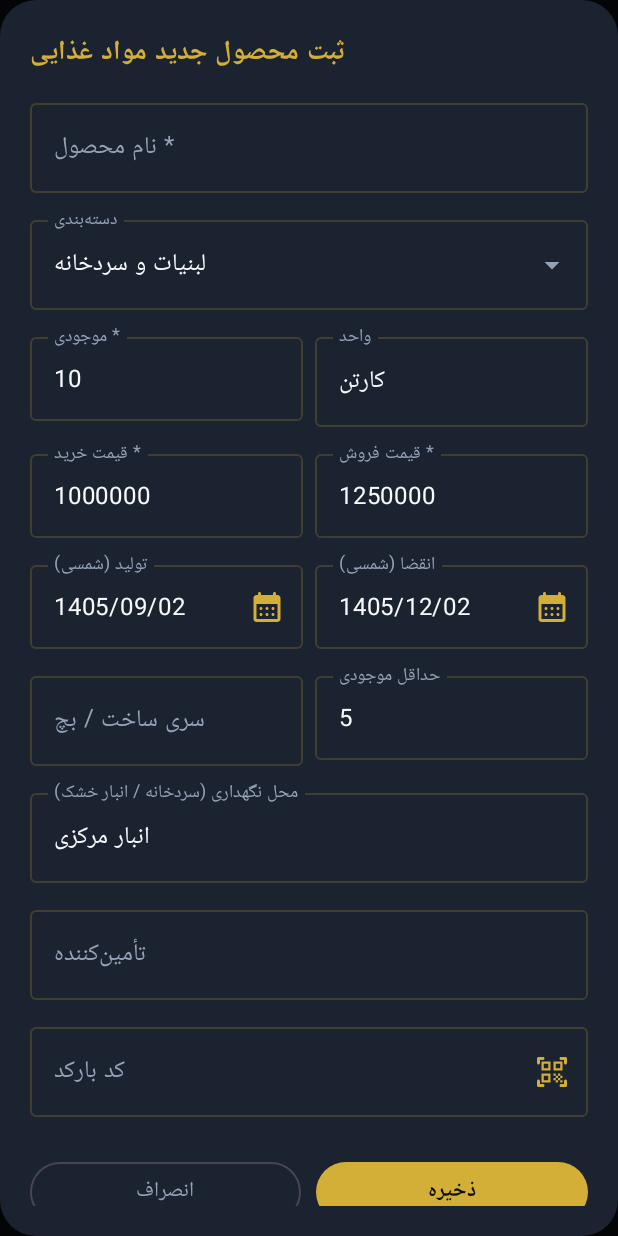
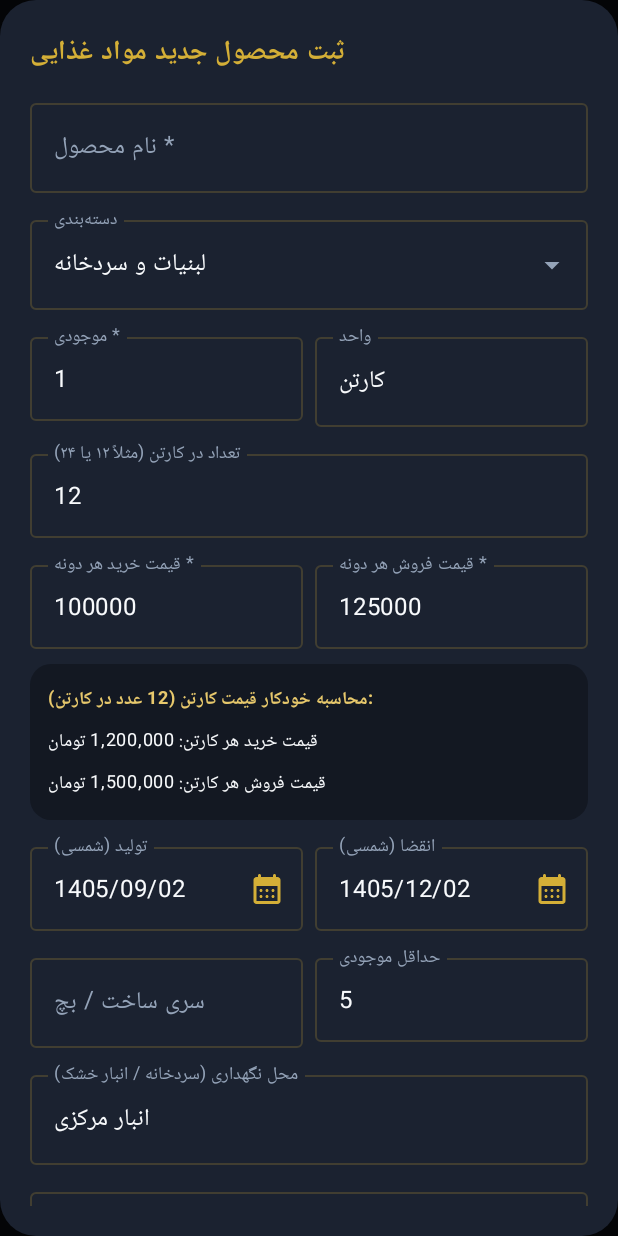
Before and after one commit to kurdistanimahabad/food-warehouse-luxury, an Android app built with Jetpack Compose: the composable AddEditItemDialog called with sample values from the repository, on a phone screen of 412 x 824 dp. Run offline under Robolectric (Android 15) with nearby library versions, the phone set to English and light mode, and no system bars; our stand-ins replace Room's generated code.

Commit message:
Update AddEditItemDialog.kt

```diff
--- a/app/src/main/java/com/luxury/foodwarehouse/ui/components/AddEditItemDialog.kt
+++ b/app/src/main/java/com/luxury/foodwarehouse/ui/components/AddEditItemDialog.kt
@@ -45,8 +45,11 @@ import com.luxury.foodwarehouse.data.CategoryEntity
 import com.luxury.foodwarehouse.data.FoodItemEntity
 import com.luxury.foodwarehouse.model.Formatters
 import com.luxury.foodwarehouse.ui.theme.ChampagneGold
+import com.luxury.foodwarehouse.ui.theme.LuxurySurface
 import com.luxury.foodwarehouse.ui.theme.LuxurySurfaceElevated
 import com.luxury.foodwarehouse.ui.theme.ObsidianBackground
+import com.luxury.foodwarehouse.ui.theme.SoftGold
+import com.luxury.foodwarehouse.ui.theme.TextPrimaryLuxury
 import com.luxury.foodwarehouse.ui.theme.TextSecondaryLuxury
 import java.util.concurrent.TimeUnit
 
@@ -76,10 +79,11 @@ fun AddEditItemDialog(
     }
 
     var unit by remember { mutableStateOf(initialItem?.unit ?: "کارتن") }
-    var quantityText by remember { mutableStateOf(initialItem?.quantity?.toString() ?: "10") }
+    var unitsPerCartonText by remember { mutableStateOf((initialItem?.unitsPerCarton ?: 12).toString()) }
+    var quantityText by remember { mutableStateOf(initialItem?.quantity?.toString() ?: "1") }
     var minStockText by remember { mutableStateOf(initialItem?.minStockAlert?.toString() ?: "5") }
-    var purchasePriceText by remember { mutableStateOf(initialItem?.purchasePrice?.toString() ?: "1000000") }
-    var salePriceText by remember { mutableStateOf(initialItem?.salePrice?.toString() ?: "1250000") }
+    var purchasePriceText by remember { mutableStateOf(initialItem?.purchasePrice?.toString() ?: "100000") }
+    var salePriceText by remember { mutableStateOf(initialItem?.salePrice?.toString() ?: "125000") }
     var storageLocation by remember { mutableStateOf(initialItem?.storageLocation ?: "انبار مرکزی") }
     var supplierName by remember { mutableStateOf(initialItem?.supplierName ?: "") }
 
@@ -94,6 +98,12 @@ fun AddEditItemDialog(
     var showScanner by remember { mutableStateOf(false) }
     var datePickerTarget by remember { mutableStateOf<ActiveDateTarget?>(null) }
     var errorMessage by remember { mutableStateOf<String?>(null) }
+
+    val parsedUnitsPerCarton = unitsPerCartonText.toIntOrNull()?.coerceAtLeast(1) ?: 1
+    val parsedUnitBuy = purchasePriceText.toLongOrNull() ?: 0L
+    val parsedUnitSell = salePriceText.toLongOrNull() ?: 0L
+    val calculatedCartonBuy = parsedUnitBuy * parsedUnitsPerCarton
+    val calculatedCartonSell = parsedUnitSell * parsedUnitsPerCarton
 
     if (showScanner) {
         BarcodeScannerDialog(
@@ -193,11 +203,20 @@ fun AddEditItemDialog(
                     )
                 }
 
+                OutlinedTextField(
+                    value = unitsPerCartonText,
+                    onValueChange = { unitsPerCartonText = it },
+                    label = { Text("تعداد در کارتن (مثلاً ۱۲ یا ۲۴)") },
+                    keyboardOptions = KeyboardOptions(keyboardType = KeyboardType.Number),
+                    singleLine = true,
+                    modifier = Modifier.fillMaxWidth()
+                )
+
                 Row(horizontalArrangement = Arrangement.spacedBy(8.dp)) {
                     OutlinedTextField(
                         value = purchasePriceText,
                         onValueChange = { purchasePriceText = it },
-                        label = { Text("قیمت خرید *") },
+                        label = { Text("قیمت خرید هر دونه *") },
                         keyboardOptions = KeyboardOptions(keyboardType = KeyboardType.Number),
                         singleLine = true,
                         modifier = Modifier.weight(1f)
@@ -205,14 +224,41 @@ fun AddEditItemDialog(
                     OutlinedTextField(
                         value = salePriceText,
                         onValueChange = { salePriceText = it },
-                        label = { Text("قیمت فروش *") },
+                        label = { Text("قیمت فروش هر دونه *") },
                         keyboardOptions = KeyboardOptions(keyboardType = KeyboardType.Number),
                         singleLine = true,
                         modifier = Modifier.weight(1f)
                     )
                 }
 
-                // انتخابگر تاریخ تولید و انقضا شمسی
+                Surface(
+                    shape = RoundedCornerShape(14.dp),
+                    color = LuxurySurface,
+                    modifier = Modifier.fillMaxWidth()
+                ) {
+                    Column(
+                        modifier = Modifier.padding(12.dp),
+                        verticalArrangement = Arrangement.spacedBy(4.dp)
+                    ) {
+                        Text(
+                            text = "محاسبه خودکار قیمت کارتن ($parsedUnitsPerCarton عدد در کارتن):",
+                            color = SoftGold,
+                            fontSize = 12.sp,
+                            fontWeight = FontWeight.Bold
+                        )
+                        Text(
+                            text = "قیمت خرید هر کارتن: ${Formatters.formatCurrency(calculatedCartonBuy)}",
+                            color = TextPrimaryLuxury,
+                            fontSize = 12.sp
+                        )
+                        Text(
+                            text = "قیمت فروش هر کارتن: ${Formatters.formatCurrency(calculatedCartonSell)}",
+                            color = TextPrimaryLuxury,
+                            fontSize = 12.sp
+                        )
+                    }
+                }
+
                 Row(horizontalArrangement = Arrangement.spacedBy(8.dp)) {
                     OutlinedTextField(
                         value = Formatters.formatDate(prodDateMillis),
@@ -322,12 +368,14 @@ fun AddEditItemDialog(
                             val buy = purchasePriceText.toLongOrNull()
                             val sell = salePriceText.toLongOrNull()
                             val minS = minStockText.toDoubleOrNull() ?: 5.0
+                            val perCarton = unitsPerCartonText.toIntOrNull()
 
                             when {
                                 name.isBlank() -> errorMessage = "نام محصول را وارد کنید."
                                 qty == null || qty < 0 -> errorMessage = "مقدار موجودی معتبر نیست."
-                                buy == null || buy < 0 -> errorMessage = "قیمت خرید معتبر نیست."
-                                sell == null || sell < 0 -> errorMessage = "قیمت فروش معتبر نیست."
+                                perCarton == null || perCarton <= 0 -> errorMessage = "تعداد در کارتن باید حداقل ۱ باشد."
+                                buy == null || buy < 0 -> errorMessage = "قیمت خرید هر دونه معتبر نیست."
+                                sell == null || sell < 0 -> errorMessage = "قیمت فروش هر دونه معتبر نیست."
                                 else -> {
                                     val entity = FoodItemEntity(
                                         id = initialItem?.id ?: 0L,
@@ -336,6 +384,7 @@ fun AddEditItemDialog(
                                         batchNumber = batchNumber.trim(),
                                         categoryId = selectedCategory?.id ?: 1L,
                                         unit = unit.trim().ifBlank { "کارتن" },
+                                        unitsPerCarton = perCarton,
                                         quantity = qty,
                                         minStockAlert = minS,
                                         purchasePrice = buy,
```
